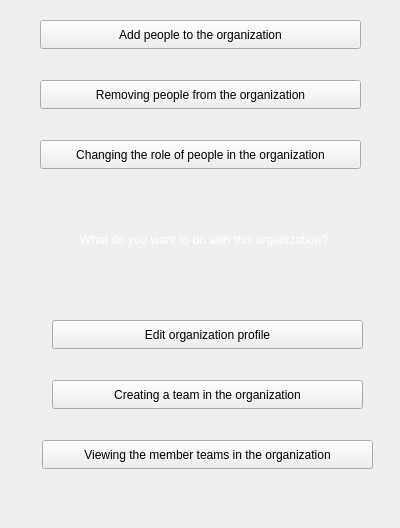
Above: organ_door/making_decision_for_organ.ui from Shayanrava/APproject before the change. Below: the same form after it.
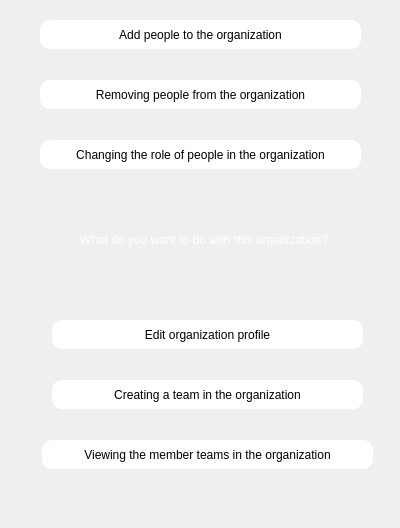
That is the form after the change.

Commit message: yellow color to pushButtons added

The edit to the form file:
```diff
--- a/organ_door/making_decision_for_organ.ui
+++ b/organ_door/making_decision_for_organ.ui
@@ -29,7 +29,16 @@
     </rect>
    </property>
    <property name="styleSheet">
-    <string notr="true"/>
+    <string notr="true">#pushButton:hover
+{
+background-color:yellow;
+order:1px solid yellow; 
+}
+#pushButton
+{
+background-color:white;
+border-radius:10px;
+}</string>
    </property>
    <property name="text">
     <string>Add people to the organization</string>
@@ -44,6 +53,18 @@
      <height>29</height>
     </rect>
    </property>
+   <property name="styleSheet">
+    <string notr="true">#pushButton_2:hover
+{
+background-color:yellow;
+order:1px solid yellow; 
+}
+#pushButton_2
+{
+background-color:white;
+border-radius:10px;
+}</string>
+   </property>
    <property name="text">
     <string>Removing people from the organization</string>
    </property>
@@ -57,6 +78,18 @@
      <height>29</height>
     </rect>
    </property>
+   <property name="styleSheet">
+    <string notr="true">#pushButton_3:hover
+{
+background-color:yellow;
+order:1px solid yellow; 
+}
+#pushButton_3
+{
+background-color:white;
+border-radius:10px;
+}</string>
+   </property>
    <property name="text">
     <string>Changing the role of people in the organization</string>
    </property>
@@ -70,6 +103,18 @@
      <height>29</height>
     </rect>
    </property>
+   <property name="styleSheet">
+    <string notr="true">#pushButton_4:hover
+{
+background-color:yellow;
+order:1px solid yellow; 
+}
+#pushButton_4
+{
+background-color:white;
+border-radius:10px;
+}</string>
+   </property>
    <property name="text">
     <string>Edit organization profile</string>
    </property>
@@ -83,6 +128,18 @@
      <height>29</height>
     </rect>
    </property>
+   <property name="styleSheet">
+    <string notr="true">#pushButton_5:hover
+{
+background-color:yellow;
+order:1px solid yellow; 
+}
+#pushButton_5
+{
+background-color:white;
+border-radius:10px;
+}</string>
+   </property>
    <property name="text">
     <string>Creating a team in the organization</string>
    </property>
@@ -96,6 +153,18 @@
      <height>29</height>
     </rect>
    </property>
+   <property name="styleSheet">
+    <string notr="true">#pushButton_6:hover
+{
+background-color:yellow;
+order:1px solid yellow; 
+}
+#pushButton_6
+{
+background-color:white;
+border-radius:10px;
+}</string>
+   </property>
    <property name="text">
     <string>Viewing the member teams in the organization</string>
    </property>
```
The commit also changes 3 other files.
